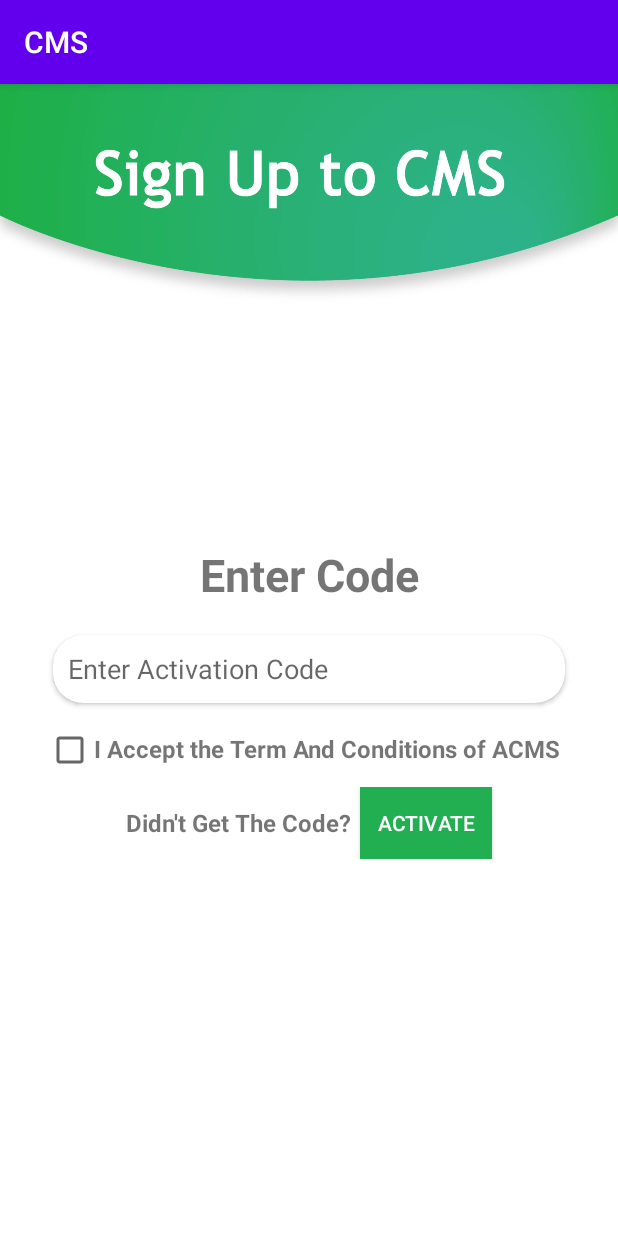
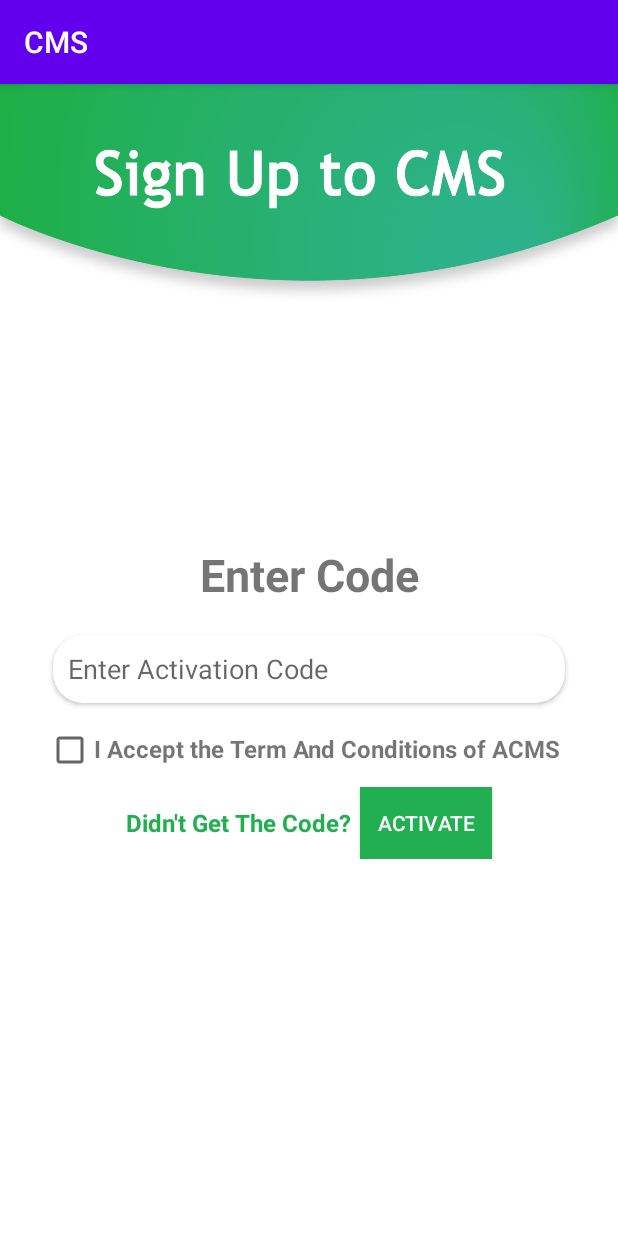
Before and after one commit to bk703/CMS, an Android app: the AccountActivation screen opened directly, with no data from a screen before it, on a phone screen of 412 x 824 dp. Run offline under Robolectric (Android 15) with nearby library versions, the phone set to English and light mode, and no system bars.

```diff
--- a/app/src/main/res/layout/activity_account_activation.xml
+++ b/app/src/main/res/layout/activity_account_activation.xml
@@ -78,7 +78,9 @@ tools:context=".AccountActivation">
             android:layout_height="wrap_content"
             android:textStyle="bold"
             android:textSize="16dp"
-            android:text="Didn't Get The Code?">
+            android:text="Didn't Get The Code?"
+            android:textColor="#22AF51"
+            android:linksClickable="true">
 
         </TextView>
        <Button
```
